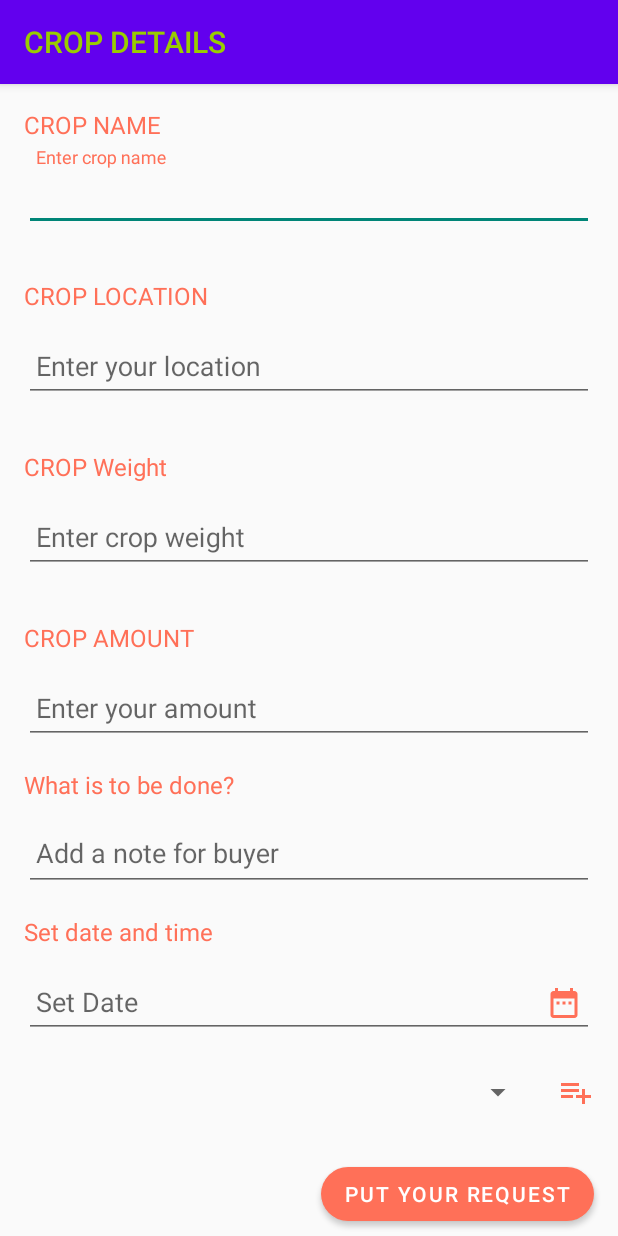
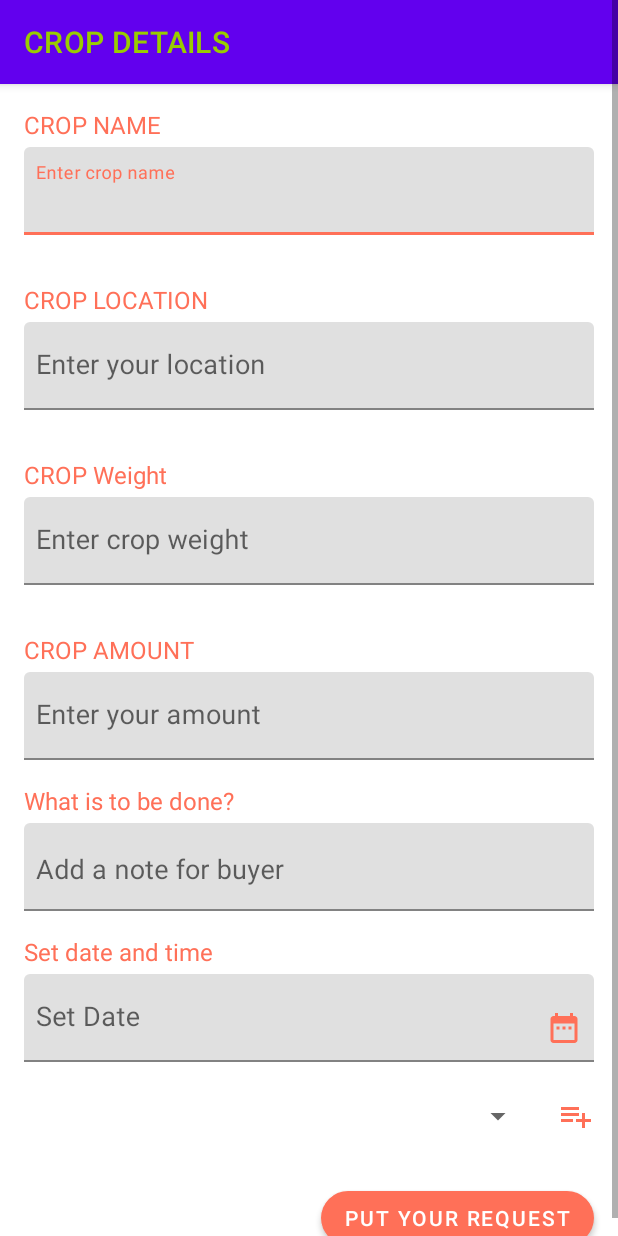
Before and after one commit to DesignThinkingProject/Farmfirst, an Android app: the Request screen opened directly, with no data from a screen before it, on a phone screen of 412 x 824 dp. Run offline under Robolectric (Android 15) with nearby library versions, the phone set to English and light mode, and no system bars; network calls fail; Roboto replaces fonts that are not available here.

Commit message:
Activity request working

```diff
--- a/app/build.gradle
+++ b/app/build.gradle
@@ -57,6 +57,7 @@ dependencies {
     implementation 'com.google.firebase:firebase-auth:21.0.1'
     implementation 'androidx.navigation:navigation-fragment-ktx:2.3.5'
     implementation 'androidx.navigation:navigation-ui-ktx:2.3.5'
+    //noinspection GradleCompatible
     implementation 'com.android.support:appcompat-v7:28.0.0'
     implementation 'com.android.support.constraint:constraint-layout:2.0.4'
     testImplementation 'junit:junit:'
@@ -65,7 +66,6 @@ dependencies {
     implementation("org.jetbrains.kotlinx:kotlinx-coroutines-android:1.3.9")
     implementation 'com.google.android.material:material:1.4.0-rc01'
     implementation platform('com.google.firebase:firebase-bom:28.2.0')
-
     implementation 'com.google.firebase:firebase-auth-ktx'
 
     implementation 'com.google.android.gms:play-services-auth:19.0.0'
--- a/app/src/main/java/com/example/farmfirst/Govtschemes.kt
+++ b/app/src/main/java/com/example/farmfirst/Govtschemes.kt
@@ -31,7 +31,7 @@ class Govtschemes : AppCompatActivity(), SchemeItemClicked {
     }
 
     private fun fetchData() {
-        val url = "https://newsapi.org/v2/everything?q=agriculture+farmer+india+scheme&apiKey=c2703a6484d640bfa98398c825826061"
+        val url = "https://newsapi.org/v2/everything?q=\"agriculture\"+\"farmer\"+\"india\"+\"scheme\"+\"welfare\"-UPSC&apiKey=c2703a6484d640bfa98398c825826061"
         val jsonObjectRequest = object: JsonObjectRequest(
             Request.Method.GET,
             url,
--- a/app/src/main/res/layout/activity_request.xml
+++ b/app/src/main/res/layout/activity_request.xml
@@ -1,5 +1,5 @@
 <?xml version="1.0" encoding="utf-8"?>
-<LinearLayout xmlns:android="http://schemas.android.com/apk/res/android"
+<ScrollView xmlns:android="http://schemas.android.com/apk/res/android"
     xmlns:app="http://schemas.android.com/apk/res-auto"
     xmlns:tools="http://schemas.android.com/tools"
     android:layout_width="match_parent"
@@ -8,7 +8,10 @@
     tools:context=".Request">
 
 
-
+<LinearLayout
+    android:layout_width="match_parent"
+    android:layout_height="match_parent"
+    android:orientation="vertical">
 
     <com.google.android.material.appbar.AppBarLayout
         android:id="@+id/appBarLayout"
@@ -114,6 +117,7 @@
             android:inputType="textCapWords"
             android:paddingEnd="8dp"
             android:textSize="18sp" />
+
     </com.google.android.material.textfield.TextInputLayout>
 
     <TextView
@@ -157,10 +161,6 @@
         android:textColor="@color/colorAccent"
         android:textSize="16sp" />
 
-
-
-
-
     <com.google.android.material.textfield.TextInputLayout
         android:layout_width="match_parent"
         android:layout_height="wrap_content"
@@ -171,15 +171,17 @@
         android:id="@+id/taskInpLay"
         android:layout_marginBottom="16dp">
 
+
         <com.google.android.material.textfield.TextInputEditText
             android:layout_width="match_parent"
             android:layout_height="wrap_content"
+            android:gravity="start"
             android:hint="Add a note for buyer"
             android:lines="1"
-            android:gravity="start"
             android:paddingStart="8dp"
             android:paddingEnd="8dp"
             android:textSize="18sp" />
+
     </com.google.android.material.textfield.TextInputLayout>
 
     <TextView
@@ -243,7 +245,7 @@
             android:textSize="18sp" />
     </com.google.android.material.textfield.TextInputLayout>
 
-    <LinearLayout
+   <LinearLayout
         android:layout_width="match_parent"
         android:layout_height="wrap_content"
         android:layout_marginEnd="16dp"
@@ -265,7 +267,7 @@
             android:layout_width="wrap_content"
             android:layout_height="wrap_content"
             android:src="@drawable/ic_playlist_add_black_24dp"
-            android:tint="@color/colorAccent" />
+            app:tint="@color/colorAccent" />
     </LinearLayout>
 
     <com.google.android.material.button.MaterialButton
@@ -280,3 +282,4 @@
         android:layout_height="wrap_content"/>
 
 </LinearLayout>
+</ScrollView>
--- a/app/src/main/res/layout/list_item.xml
+++ b/app/src/main/res/layout/list_item.xml
@@ -35,7 +35,7 @@
             android:layout_height="wrap_content"
             android:layout_marginTop="16dp"
             android:text="Lorem ipsum dolor sit amet, consectetur adipiscing elit. Aliquam tincidunt quam nibh, sed eleifend justo interdum sit amet. Donec est nibh, euismod eu metus cursus, luctus pulvinar magna. Curabitur blandit ex vitae erat lobortis, rutrum sollicitudin nunc auctor. Aenean dapibus urna quis lacinia mollis."
-            android:textAppearance="?attr/textAppearanceBody2"
+            android:textAppearance="@attr/textAppearanceBody2"
             android:textColor="?android:attr/textColorSecondary"
             app:layout_constraintLeft_toLeftOf="parent"
             app:layout_constraintRight_toRightOf="parent"
--- a/app/src/main/res/values-night/themes.xml
+++ b/app/src/main/res/values-night/themes.xml
@@ -1,6 +1,6 @@
 <resources xmlns:tools="http://schemas.android.com/tools">
     <!-- Base application theme. -->
-    <style name="Theme.FarmFirst" parent="Theme.AppCompat.Light.NoActionBar">
+    <style name="Theme.FarmFirst" parent="Theme.MaterialComponents.DayNight.NoActionBar">
         <!-- Primary brand color. -->
         <item name="colorPrimary">@color/purple_200</item>
         <item name="colorPrimaryVariant">@color/purple_700</item>
--- a/app/src/main/res/values/themes.xml
+++ b/app/src/main/res/values/themes.xml
@@ -1,6 +1,6 @@
 <resources xmlns:tools="http://schemas.android.com/tools">
     <!-- Base application theme. -->
-    <style name="Theme.FarmFirst" parent="Theme.AppCompat.Light.NoActionBar">
+    <style name="Theme.FarmFirst" parent="Theme.MaterialComponents.DayNight.NoActionBar">
         <!-- Primary brand color. -->
         <item name="colorPrimary">@color/purple_500</item>
         <item name="colorPrimaryVariant">@color/purple_700</item>
```
